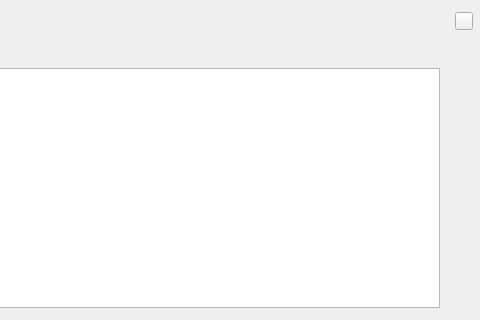
This is consoledialog.ui in HcashOrg/hx-indicator as Qt 5 draws it before an edit; both pictures show x 120 to 600 and y 0 to 320 of the 600 by 420 pixel window. The edited form follows.
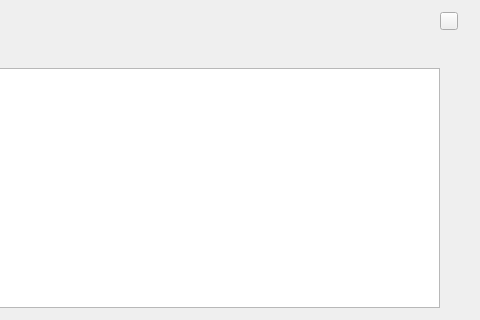
This is the edited form.

```diff
--- a/consoledialog.ui
+++ b/consoledialog.ui
@@ -148,7 +148,7 @@
     <widget class="QToolButton" name="closeBtn">
      <property name="geometry">
       <rect>
-       <x>575</x>
+       <x>560</x>
        <y>12</y>
        <width>18</width>
        <height>18</height>
```
